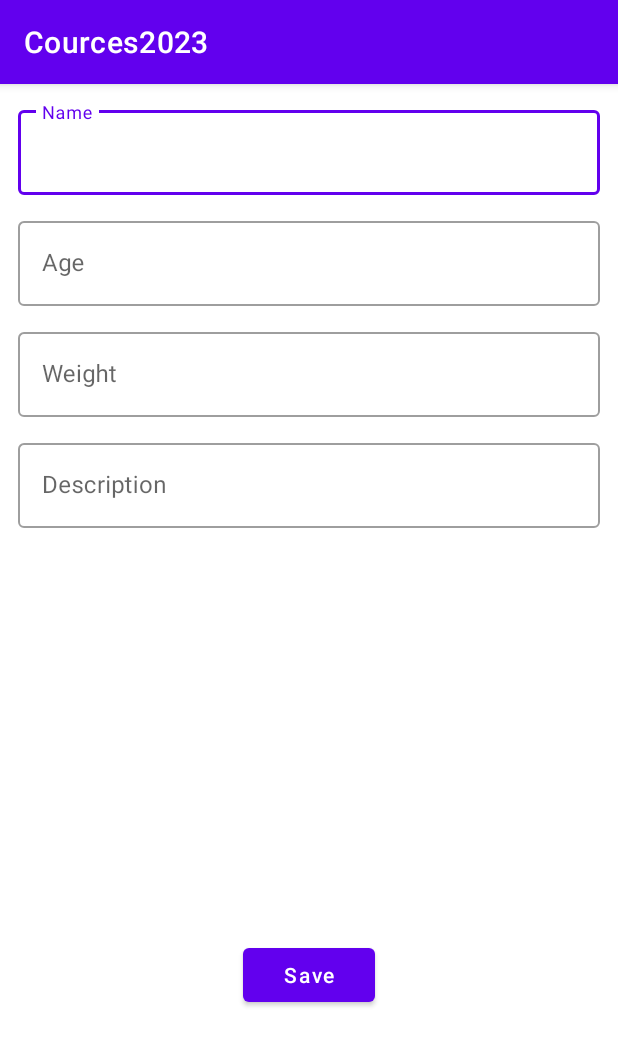
After one commit to linyasha/Cources2023, an Android app: the fragment FragmentAddAnimal shown on its own in the app's theme, on a phone screen of 412 x 824 dp. The commit adds this screen. Shown: the top 1046 px of the screen. Run offline under Robolectric (Android 15) with nearby library versions, the phone set to English and light mode, and no system bars.

Commit message:
homework_7 - 2

```diff
--- /dev/null
+++ b/app/src/main/java/dev/lynko/cources2023/FragmentAddAnimal.kt
@@ -0,0 +1,98 @@
+package dev.lynko.cources2023
+
+import android.os.Bundle
+import androidx.fragment.app.Fragment
+import android.view.LayoutInflater
+import android.view.MenuInflater
+import android.view.MenuItem
+import android.view.View
+import android.view.ViewGroup
+import android.widget.PopupMenu
+import dev.lynko.cources2023.databinding.FragmentAddAnimalBinding
+import dev.lynko.cources2023.model.Animal
+import dev.lynko.cources2023.repository.AnimalsRepository
+import kotlinx.coroutines.Dispatchers
+import kotlinx.coroutines.GlobalScope
+import kotlinx.coroutines.launch
+
+class FragmentAddAnimal : Fragment(), PopupMenu.OnMenuItemClickListener {
+    private lateinit var binding: FragmentAddAnimalBinding
+    private var type: Byte = Animal.TYPE_ANDROID
+
+    private val animalsRepository = AnimalsRepository(MyAnimalsApp.INSTANCE.database.animalsDao())
+
+    override fun onCreateView(
+        inflater: LayoutInflater,
+        container: ViewGroup?,
+        savedInstanceState: Bundle?
+    ): View {
+        binding = FragmentAddAnimalBinding.inflate(layoutInflater)
+        return binding.root
+    }
+
+    override fun onViewCreated(view: View, savedInstanceState: Bundle?) {
+        super.onViewCreated(view, savedInstanceState)
+        with(binding) {
+            save.setOnClickListener {
+                val name = nameEditText.run {
+                    val textVar = text.toString()
+                    text?.clear()
+                    textVar
+                }
+
+                val age = ageEditText.run {
+                    val textVar = text.toString()
+                    text?.clear()
+                    textVar.toInt()
+                }
+                val weight = weightEditText.run {
+                    val textVar = text.toString()
+                    text?.clear()
+                    textVar.toDouble()
+                }
+                val description = descriptionEditText.run {
+                    val textVar = text.toString()
+                    text?.clear()
+                    textVar
+                }
+                val createdAt = System.currentTimeMillis()
+//              TODO("Поменяйте на lifecycleScope")
+                GlobalScope.launch(Dispatchers.IO) {
+                    animalsRepository.insertAnimal(Animal(type, name, age, weight, description, createdAt ))
+                }
+
+            }
+        }
+    }
+
+    fun showPopup(v: View) {
+        val popup = PopupMenu(context, v)
+        val inflater: MenuInflater = popup.menuInflater
+        inflater.inflate(R.menu.popup, popup.menu)
+        popup.show()
+    }
+
+    fun showMenu(v: View) {
+        PopupMenu(context, v).apply {
+            setOnMenuItemClickListener(this@FragmentAddAnimal)
+            inflate(R.menu.popup)
+            show()
+        }
+    }
+
+    override fun onMenuItemClick(item: MenuItem): Boolean {
+        when (item.itemId) {
+            R.id.cat -> {
+                type = Animal.TYPE_CAT
+            }
+            R.id.dog -> {
+                type = Animal.TYPE_DOG
+            }
+            R.id.android -> {
+                type = Animal.TYPE_ANDROID
+            }
+        }
+        binding.popup.text = item.title
+        return true
+    }
+}
--- a/app/src/main/java/dev/lynko/cources2023/database/dao/AnimalsDao.kt
+++ b/app/src/main/java/dev/lynko/cources2023/database/dao/AnimalsDao.kt
@@ -18,4 +18,6 @@ interface AnimalsDao {
     @Query("DELETE FROM animal WHERE id = :id")
     fun deleteAnimal(id: Int)
 
+    @Query("DELETE FROM animal")
+    fun deleteAll()
 }
--- a/app/src/main/java/dev/lynko/cources2023/model/Animal.kt
+++ b/app/src/main/java/dev/lynko/cources2023/model/Animal.kt
@@ -3,6 +3,7 @@ package dev.lynko.cources2023.model
 import androidx.room.ColumnInfo
 import androidx.room.Entity
 import androidx.room.PrimaryKey
+import java.util.Date
 
 @Entity(
     tableName = "animal"
@@ -15,6 +16,8 @@ data class Animal(
     val weight: Double,
     //TODO("Добавьте поле description, которое будет содержать описание питомца")
     //TODO("Добавьте поле createdAt, которое будет равно времени создания питомца(System.currentTimeMillis)")
+    val description: String,
+    val createdAt: Long,
     @PrimaryKey(autoGenerate = true)
     val id: Int = 0
 ) {
--- a/app/src/main/java/dev/lynko/cources2023/repository/AnimalsRepository.kt
+++ b/app/src/main/java/dev/lynko/cources2023/repository/AnimalsRepository.kt
@@ -24,4 +24,10 @@ class AnimalsRepository(val animalsDao: AnimalsDao) {
 
     //TODO(Добавьте метод deleteAll, который будет полностью удалять всех питомцев из таблицы. Пока
     // его можно не вызывать, поработаем с ним позже)
+
+    suspend fun deleteAll(){
+        animalsScope.launch {
+            animalsDao.deleteAll()
+        }
+    }
 }
--- /dev/null
+++ b/app/src/main/res/layout-v26/fragment_add_animal.xml
@@ -0,0 +1,99 @@
+<?xml version="1.0" encoding="utf-8"?>
+<androidx.constraintlayout.widget.ConstraintLayout xmlns:android="http://schemas.android.com/apk/res/android"
+    xmlns:tools="http://schemas.android.com/tools"
+    android:layout_width="match_parent"
+    android:layout_height="match_parent"
+    xmlns:app="http://schemas.android.com/apk/res-auto"
+    tools:context=".FragmentAddAnimal">
+
+    <com.google.android.material.textfield.TextInputLayout
+        android:id="@+id/nameInputLayout"
+        style="@style/Widget.MaterialComponents.TextInputLayout.OutlinedBox"
+        android:layout_width="match_parent"
+        android:layout_height="wrap_content"
+        android:layout_margin="12dp"
+        app:layout_constraintStart_toStartOf="parent"
+        app:layout_constraintTop_toTopOf="parent">
+
+        <com.google.android.material.textfield.TextInputEditText
+            android:id="@+id/nameEditText"
+            android:layout_width="match_parent"
+            android:layout_height="match_parent"
+            android:hint="Name"/>
+
+    </com.google.android.material.textfield.TextInputLayout>
+
+    <com.google.android.material.textfield.TextInputLayout
+        android:id="@+id/ageInputLayout"
+        style="@style/Widget.MaterialComponents.TextInputLayout.OutlinedBox"
+        android:layout_width="match_parent"
+        android:layout_height="wrap_content"
+        android:layout_margin="12dp"
+        app:layout_constraintStart_toStartOf="parent"
+        app:layout_constraintTop_toBottomOf="@id/nameInputLayout">
+
+        <com.google.android.material.textfield.TextInputEditText
+            android:id="@+id/ageEditText"
+            android:layout_width="match_parent"
+            android:layout_height="match_parent"
+            android:hint="Age"/>
+
+    </com.google.android.material.textfield.TextInputLayout>
+
+    <com.google.android.material.textfield.TextInputLayout
+        android:id="@+id/weightInputLayout"
+        style="@style/Widget.MaterialComponents.TextInputLayout.OutlinedBox"
+        android:layout_width="match_parent"
+        android:layout_height="wrap_content"
+        android:layout_margin="12dp"
+        app:layout_constraintStart_toStartOf="parent"
+        app:layout_constraintTop_toBottomOf="@id/ageInputLayout">
+
+        <com.google.android.material.textfield.TextInputEditText
+            android:id="@+id/weightEditText"
+            android:layout_width="match_parent"
+            android:layout_height="match_parent"
+            android:hint="Weight"/>
+
+    </com.google.android.material.textfield.TextInputLayout>
+
+    <com.google.android.material.textfield.TextInputLayout
+        android:id="@+id/descriptionInputLayout"
+        style="@style/Widget.MaterialComponents.TextInputLayout.OutlinedBox"
+        android:layout_width="match_parent"
+        android:layout_height="wrap_content"
+        android:layout_margin="12dp"
+        app:layout_constraintStart_toStartOf="parent"
+        app:layout_constraintTop_toBottomOf="@id/weightInputLayout">
+
+        <com.google.android.material.textfield.TextInputEditText
+            android:id="@+id/descriptionEditText"
+            android:layout_width="match_parent"
+            android:layout_height="match_parent"
+            android:hint="Description"/>
+
+    </com.google.android.material.textfield.TextInputLayout>
+
+
+    <TextView
+        android:id="@+id/popup"
+        android:layout_width="wrap_content"
+        android:layout_height="wrap_content"
+        android:layout_margin="12dp"
+        app:layout_constraintTop_toBottomOf="@id/descriptionInputLayout"
+        app:layout_constraintStart_toStartOf="parent"
+        android:onClick="showPopup"
+        android:tooltipText="Android"/>
+
+    <Button
+        android:id="@+id/save"
+        android:layout_width="wrap_content"
+        android:layout_height="wrap_content"
+        android:text="Save"
+        android:textAllCaps="false"
+        android:layout_marginBottom="150dp"
+        app:layout_constraintBottom_toBottomOf="parent"
+        app:layout_constraintEnd_toEndOf="parent"
+        app:layout_constraintStart_toStartOf="parent" />
+
+</androidx.constraintlayout.widget.ConstraintLayout>
--- /dev/null
+++ b/app/src/main/res/layout/fragment_add_animal.xml
@@ -0,0 +1,99 @@
+<?xml version="1.0" encoding="utf-8"?>
+<androidx.constraintlayout.widget.ConstraintLayout xmlns:android="http://schemas.android.com/apk/res/android"
+    xmlns:tools="http://schemas.android.com/tools"
+    android:layout_width="match_parent"
+    android:layout_height="match_parent"
+    xmlns:app="http://schemas.android.com/apk/res-auto"
+    tools:context=".FragmentAddAnimal">
+
+    <com.google.android.material.textfield.TextInputLayout
+        android:id="@+id/nameInputLayout"
+        style="@style/Widget.MaterialComponents.TextInputLayout.OutlinedBox"
+        android:layout_width="match_parent"
+        android:layout_height="wrap_content"
+        android:layout_margin="12dp"
+        app:layout_constraintStart_toStartOf="parent"
+        app:layout_constraintTop_toTopOf="parent">
+
+        <com.google.android.material.textfield.TextInputEditText
+            android:id="@+id/nameEditText"
+            android:layout_width="match_parent"
+            android:layout_height="match_parent"
+            android:hint="Name"/>
+
+    </com.google.android.material.textfield.TextInputLayout>
+
+    <com.google.android.material.textfield.TextInputLayout
+        android:id="@+id/ageInputLayout"
+        style="@style/Widget.MaterialComponents.TextInputLayout.OutlinedBox"
+        android:layout_width="match_parent"
+        android:layout_height="wrap_content"
+        android:layout_margin="12dp"
+        app:layout_constraintStart_toStartOf="parent"
+        app:layout_constraintTop_toBottomOf="@id/nameInputLayout">
+
+        <com.google.android.material.textfield.TextInputEditText
+            android:id="@+id/ageEditText"
+            android:layout_width="match_parent"
+            android:layout_height="match_parent"
+            android:hint="Age"/>
+
+    </com.google.android.material.textfield.TextInputLayout>
+
+    <com.google.android.material.textfield.TextInputLayout
+        android:id="@+id/weightInputLayout"
+        style="@style/Widget.MaterialComponents.TextInputLayout.OutlinedBox"
+        android:layout_width="match_parent"
+        android:layout_height="wrap_content"
+        android:layout_margin="12dp"
+        app:layout_constraintStart_toStartOf="parent"
+        app:layout_constraintTop_toBottomOf="@id/ageInputLayout">
+
+        <com.google.android.material.textfield.TextInputEditText
+            android:id="@+id/weightEditText"
+            android:layout_width="match_parent"
+            android:layout_height="match_parent"
+            android:hint="Weight"/>
+
+    </com.google.android.material.textfield.TextInputLayout>
+
+    <com.google.android.material.textfield.TextInputLayout
+        android:id="@+id/descriptionInputLayout"
+        style="@style/Widget.MaterialComponents.TextInputLayout.OutlinedBox"
+        android:layout_width="match_parent"
+        android:layout_height="wrap_content"
+        android:layout_margin="12dp"
+        app:layout_constraintStart_toStartOf="parent"
+        app:layout_constraintTop_toBottomOf="@id/weightInputLayout">
+
+        <com.google.android.material.textfield.TextInputEditText
+            android:id="@+id/descriptionEditText"
+            android:layout_width="match_parent"
+            android:layout_height="match_parent"
+            android:hint="Description"/>
+
+    </com.google.android.material.textfield.TextInputLayout>
+
+
+    <TextView
+        android:id="@+id/popup"
+        android:layout_width="wrap_content"
+        android:layout_height="wrap_content"
+        android:layout_margin="12dp"
+        app:layout_constraintTop_toBottomOf="@id/descriptionInputLayout"
+        app:layout_constraintStart_toStartOf="parent"
+        android:onClick="showPopup"
+        android:tooltipText="Cat"/>
+
+    <Button
+        android:id="@+id/save"
+        android:layout_width="wrap_content"
+        android:layout_height="wrap_content"
+        android:text="Save"
+        android:textAllCaps="false"
+        android:layout_marginBottom="150dp"
+        app:layout_constraintBottom_toBottomOf="parent"
+        app:layout_constraintEnd_toEndOf="parent"
+        app:layout_constraintStart_toStartOf="parent" />
+
+</androidx.constraintlayout.widget.ConstraintLayout>
--- /dev/null
+++ b/app/src/main/res/menu/popup.xml
@@ -0,0 +1,10 @@
+<?xml version="1.0" encoding="utf-8"?>
+<menu xmlns:android="http://schemas.android.com/apk/res/android">
+
+    <item android:title="Cat"
+        android:id="@+id/cat" />
+    <item android:title="Dog"
+        android:id="@+id/dog"/>
+    <item android:title="Android"
+        android:id="@+id/android"/>
+</menu>
--- a/app/src/main/res/values/strings.xml
+++ b/app/src/main/res/values/strings.xml
@@ -1,3 +1,5 @@
 <resources>
     <string name="app_name">Cources2023</string>
+    <!-- TODO: Remove or change this placeholder text -->
+    <string name="hello_blank_fragment">Hello blank fragment</string>
 </resources>
```
Also changed, not shown: app/src/main/java/dev/lynko/cources2023/FragmentAnimals.kt (added, +59 -0 lines), app/src/main/java/dev/lynko/cources2023/MainActivity.kt (+0 -23 lines), app/src/main/res/layout/activity_main.xml (+5 -89 lines), app/src/main/res/layout/fragment_animals.xml (added, +26 -0 lines).
